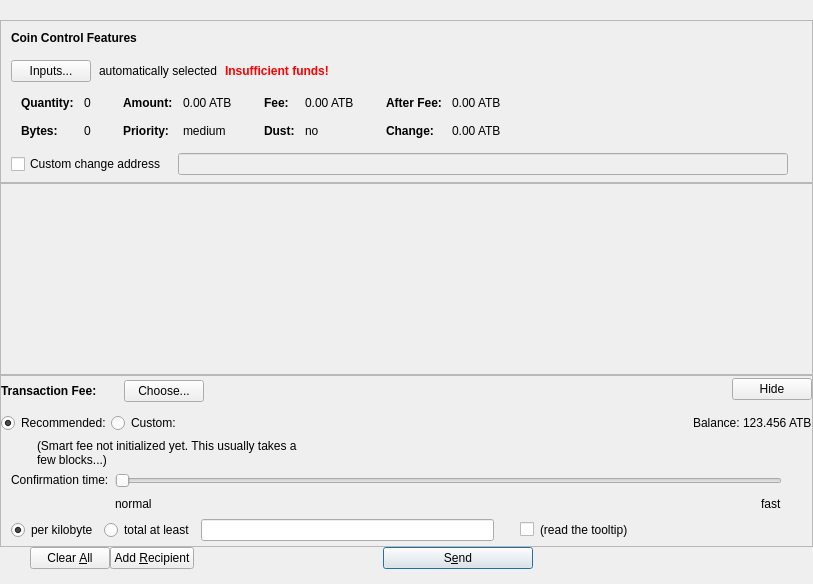
Before: the Qt Designer form src/qt/forms/sendcoinsdialog.ui in odrowonz/atbcoin-insight, drawn with Qt 5.
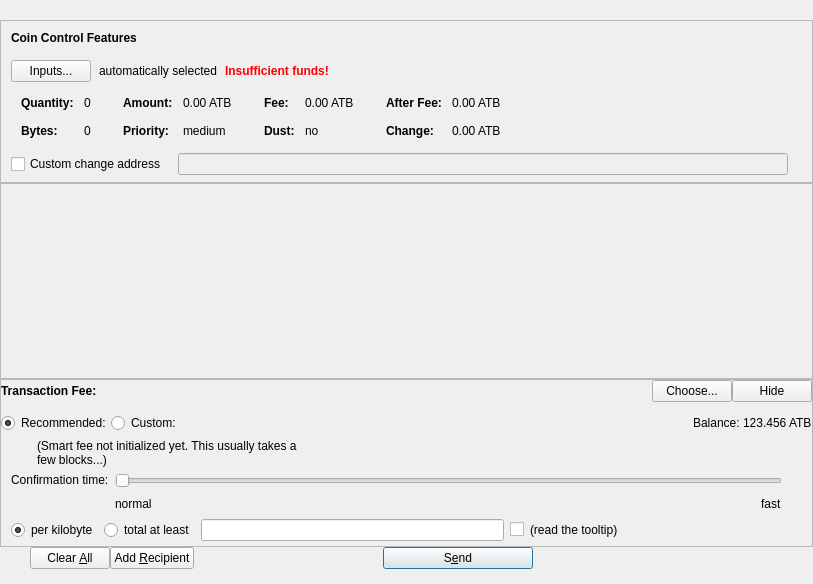
After: the same form once the commit is applied. Icons and pictures are not drawn. Custom widgets are drawn as their Qt base class.

```diff
--- a/src/qt/forms/sendcoinsdialog.ui
+++ b/src/qt/forms/sendcoinsdialog.ui
@@ -13,7 +13,7 @@
   <property name="minimumSize">
    <size>
     <width>0</width>
-    <height>560</height>
+    <height>0</height>
    </size>
   </property>
   <property name="windowTitle">
@@ -638,7 +638,7 @@
         <x>0</x>
         <y>0</y>
         <width>811</width>
-        <height>79</height>
+        <height>83</height>
        </rect>
       </property>
       <layout class="QVBoxLayout" name="verticalLayout_2" stretch="0,0">
@@ -747,22 +747,6 @@
             <property name="spacing">
              <number>0</number>
             </property>
-            <item>
-             <spacer name="verticalSpacerSmartFee">
-              <property name="orientation">
-               <enum>Qt::Vertical</enum>
-              </property>
-              <property name="sizeType">
-               <enum>QSizePolicy::Fixed</enum>
-              </property>
-              <property name="sizeHint" stdset="0">
-               <size>
-                <width>1</width>
-                <height>4</height>
-               </size>
-              </property>
-             </spacer>
-            </item>
             <item>
              <layout class="QHBoxLayout" name="horizontalLayoutSmartFee">
               <property name="spacing">
@@ -797,6 +781,19 @@
                 </property>
                </widget>
               </item>
+              <item>
+               <spacer name="horizontalSpacer_6">
+                <property name="orientation">
+                 <enum>Qt::Horizontal</enum>
+                </property>
+                <property name="sizeHint" stdset="0">
+                 <size>
+                  <width>40</width>
+                  <height>20</height>
+                 </size>
+                </property>
+               </spacer>
+              </item>
               <item>
                <widget class="QPushButton" name="buttonChooseFee">
                 <property name="text">
@@ -821,19 +818,6 @@
             </item>
            </layout>
           </item>
-          <item>
-           <spacer name="horizontalSpacer_4">
-            <property name="orientation">
-             <enum>Qt::Horizontal</enum>
-            </property>
-            <property name="sizeHint" stdset="0">
-             <size>
-              <width>40</width>
-              <height>20</height>
-             </size>
-            </property>
-           </spacer>
-          </item>
           <item>
            <widget class="QPushButton" name="buttonMinimizeFee">
             <property name="toolTip">
@@ -917,22 +901,6 @@
                  <item>
                   <widget class="BitcoinAmountField" name="customFee"/>
                  </item>
-                 <item>
-                  <spacer name="horizontalSpacer_6">
-                   <property name="orientation">
-                    <enum>Qt::Horizontal</enum>
-                   </property>
-                   <property name="sizeType">
-                    <enum>QSizePolicy::Fixed</enum>
-                   </property>
-                   <property name="sizeHint" stdset="0">
-                    <size>
-                     <width>20</width>
-                     <height>1</height>
-                    </size>
-                   </property>
-                  </spacer>
-                 </item>
                  <item>
                   <layout class="QHBoxLayout" name="horizontalLayoutFee8">
                    <item>
@@ -950,6 +918,12 @@
                      <property name="enabled">
                       <bool>true</bool>
                      </property>
+                     <property name="minimumSize">
+                      <size>
+                       <width>250</width>
+                       <height>0</height>
+                      </size>
+                     </property>
                      <property name="toolTip">
                       <string>Paying only the minimum fee is just fine as long as there is less transaction volume than space in the blocks. But be aware that this can end up in a never confirming transaction once there is more demand for bitcoin transactions than the network can process.</string>
                      </property>
```
